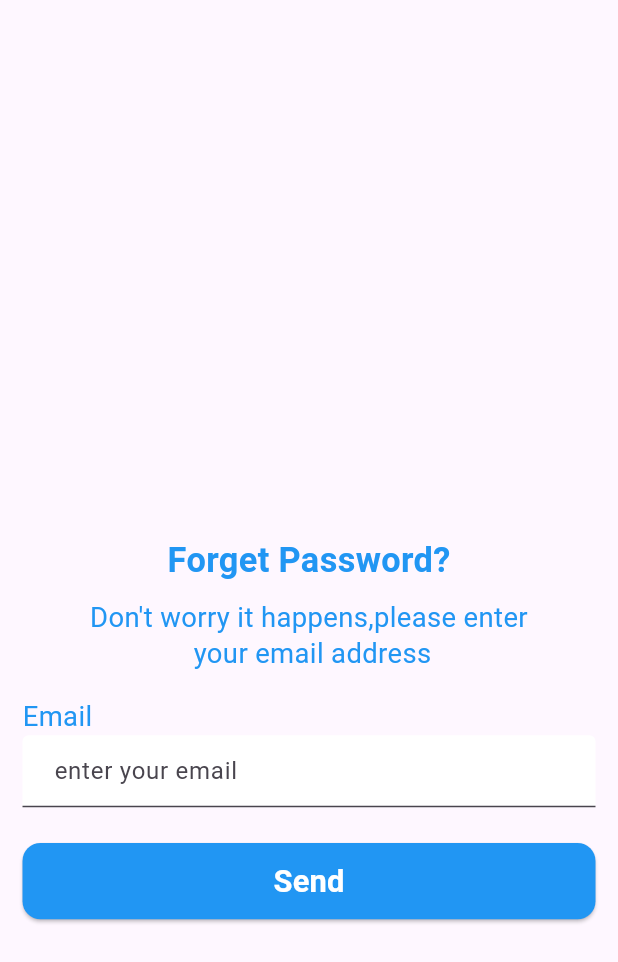
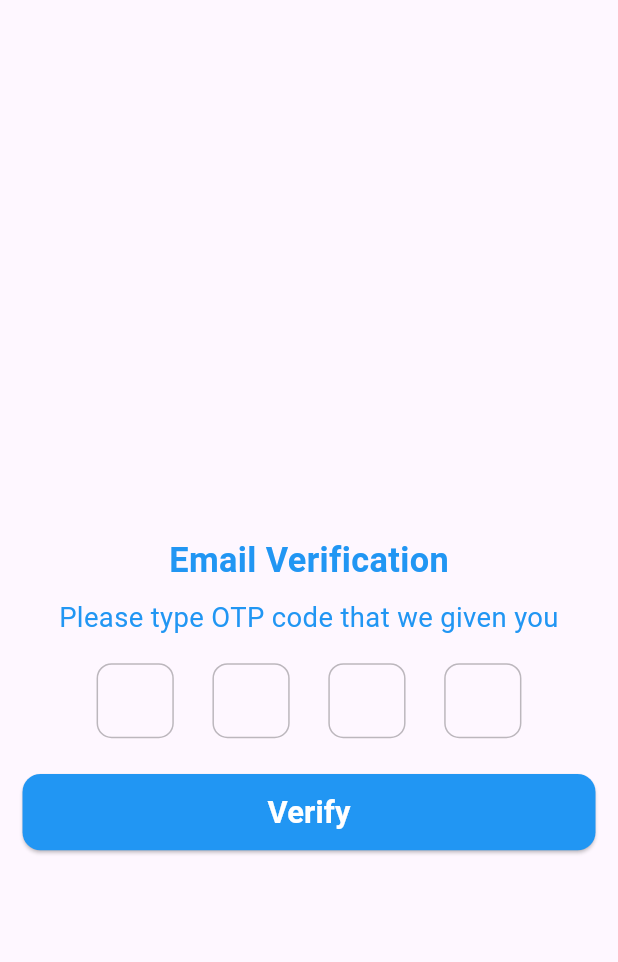
Before and after one commit to Na3ml/Bookazon_App, a Flutter app: the screen it shows after launch, on a phone screen of 412 x 824 dp. Shown: the top 962 px of the screen. Run offline on Flutter 3.47's test engine with Material 2 defaults, Android fonts, the phone set to English and light mode, and no system bars; drawn by our look-alikes of otp_text_field; our stand-ins replace another_flushbar, dio, equatable, flutter_screenutil.

Commit message:
email verification page

```diff
--- a/lib/main.dart
+++ b/lib/main.dart
@@ -1,4 +1,5 @@
 import 'package:bookazon/resources/localization/generated/l10n.dart';
+import 'package:bookazon/view/screens/email_verification_page.dart';
 import 'package:bookazon/view/screens/forgetpassword_page.dart';
 import 'package:bookazon/view/screens/login_page.dart';
 import 'package:bookazon/view/screens/signup_page.dart';
@@ -34,7 +35,7 @@ class MyApp extends StatelessWidget {
             colorScheme: ColorScheme.fromSeed(seedColor: Colors.deepPurple),
             useMaterial3: true,
           ),
-          home:  ForgetPasswordPage(),//MyHomePage(title: S.of(context).test),
+          home:  EmailVerificationPage(),//MyHomePage(title: S.of(context).test),
         );
       },
     );
--- a/lib/resources/localization/l10n/intl_en.arb
+++ b/lib/resources/localization/l10n/intl_en.arb
@@ -15,5 +15,8 @@
     "confirm_password": "Confirm Password",
     "already_have_account": "Already have an account",
     "describe_forget_password": "Don't worry it happens,please enter \n your email address",
-    "send": "Send"
+    "send": "Send",
+    "email_verification": "Email Verification",
+    "describe_email_verification": "Please type OTP code that we given you",
+    "verify": "Verify"
 }
--- /dev/null
+++ b/lib/view/screens/email_verification_page.dart
@@ -0,0 +1,53 @@
+import 'package:bookazon/view/widgets/public_button.dart';
+import 'package:bookazon/view/widgets/public_text.dart';
+import 'package:bookazon/view/widgets/public_text_form_field.dart';
+import 'package:flutter/material.dart';
+import 'package:bookazon/resources/localization/generated/l10n.dart';
+import 'package:flutter_screenutil/flutter_screenutil.dart';
+import 'package:otp_text_field/otp_field.dart';
+import 'package:otp_text_field/style.dart';
+
+
+class EmailVerificationPage extends StatelessWidget {
+   EmailVerificationPage({super.key});
+
+   OtpFieldController otpFieldController=OtpFieldController();
+
+  @override
+  Widget build(BuildContext context) {
+    return Scaffold(
+      body: SingleChildScrollView(
+        child: Padding(
+          padding: const EdgeInsets.symmetric(horizontal: 15),
+          child: Column(
+            crossAxisAlignment: CrossAxisAlignment.center,
+            children: [
+              SizedBox(height: 300.h,),
+              // title email verification
+              PublicText(txt: S.of(context).email_verification,fw: FontWeight.bold,color: Colors.blue,size: 20.sp,),
+              SizedBox(height: 10.h,),
+              PublicText(txt: S.of(context).describe_email_verification,color: Colors.blue,align: TextAlign.center),
+              SizedBox(height: 15.h,),
+              //otp text field
+              OTPTextField(
+                length: 4,
+                width: 270.w,
+
+                fieldWidth: 45.w,
+                style: TextStyle(
+                    fontSize: 20.sp,
+                ),
+                textFieldAlignment: MainAxisAlignment.spaceAround,
+                controller: otpFieldController,
+                fieldStyle: FieldStyle.box,
+              ),
+              SizedBox(height: 20.h,),
+              // button send
+              PublicButton(title: S.of(context).verify,width: 350.w,onPressed: (){}),
+            ],
+          ),
+        ),
+      ),
+    );
+  }
+}
--- a/pubspec.yaml
+++ b/pubspec.yaml
@@ -38,6 +38,7 @@ dependencies:
     sdk: flutter
   flutter_screenutil: ^5.8.4
   intl: ^0.18.0
+  otp_text_field: ^1.1.3
 
 dev_dependencies:
   flutter_lints: ^2.0.0
```
Also changed, not shown: lib/resources/localization/generated/intl/messages_en.dart, lib/resources/localization/generated/l10n.dart, pubspec.lock.
